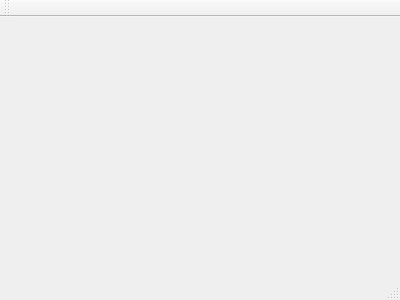
Before: the Qt Designer form src/mainwindow.ui in SBKK/MyPlayer, drawn with Qt 5.
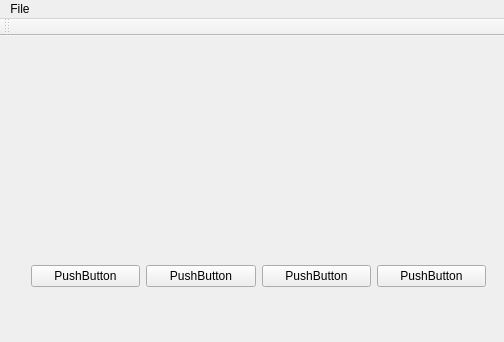
After: the same form once the commit is applied.

```diff
--- a/src/mainwindow.ui
+++ b/src/mainwindow.ui
@@ -6,23 +6,81 @@
    <rect>
     <x>0</x>
     <y>0</y>
-    <width>400</width>
-    <height>300</height>
+    <width>504</width>
+    <height>342</height>
    </rect>
   </property>
   <property name="windowTitle">
    <string>MainWindow</string>
   </property>
-  <widget class="QWidget" name="centralWidget"/>
+  <widget class="QWidget" name="centralWidget">
+   <widget class="QWidget" name="GL" native="true">
+    <property name="geometry">
+     <rect>
+      <x>13</x>
+      <y>13</y>
+      <width>421</width>
+      <height>121</height>
+     </rect>
+    </property>
+   </widget>
+   <widget class="QWidget" name="horizontalLayoutWidget">
+    <property name="geometry">
+     <rect>
+      <x>20</x>
+      <y>200</y>
+      <width>477</width>
+      <height>81</height>
+     </rect>
+    </property>
+    <layout class="QHBoxLayout" name="horizontalLayout">
+     <item>
+      <widget class="QPushButton" name="pushButton">
+       <property name="text">
+        <string>PushButton</string>
+       </property>
+      </widget>
+     </item>
+     <item>
+      <widget class="QPushButton" name="pushButton_2">
+       <property name="text">
+        <string>PushButton</string>
+       </property>
+      </widget>
+     </item>
+     <item>
+      <widget class="QPushButton" name="pushButton_4">
+       <property name="text">
+        <string>PushButton</string>
+       </property>
+      </widget>
+     </item>
+     <item>
+      <widget class="QPushButton" name="pushButton_3">
+       <property name="text">
+        <string>PushButton</string>
+       </property>
+      </widget>
+     </item>
+    </layout>
+   </widget>
+  </widget>
   <widget class="QMenuBar" name="menuBar">
    <property name="geometry">
     <rect>
      <x>0</x>
      <y>0</y>
-     <width>400</width>
+     <width>504</width>
      <height>30</height>
     </rect>
    </property>
+   <widget class="QMenu" name="menu">
+    <property name="title">
+     <string>File</string>
+    </property>
+    <addaction name="actionOpen"/>
+   </widget>
+   <addaction name="menu"/>
   </widget>
   <widget class="QToolBar" name="mainToolBar">
    <attribute name="toolBarArea">
@@ -32,7 +90,11 @@
     <bool>false</bool>
    </attribute>
   </widget>
-  <widget class="QStatusBar" name="statusBar"/>
+  <action name="actionOpen">
+   <property name="text">
+    <string>open</string>
+   </property>
+  </action>
  </widget>
  <layoutdefault spacing="6" margin="11"/>
  <resources/>
```
